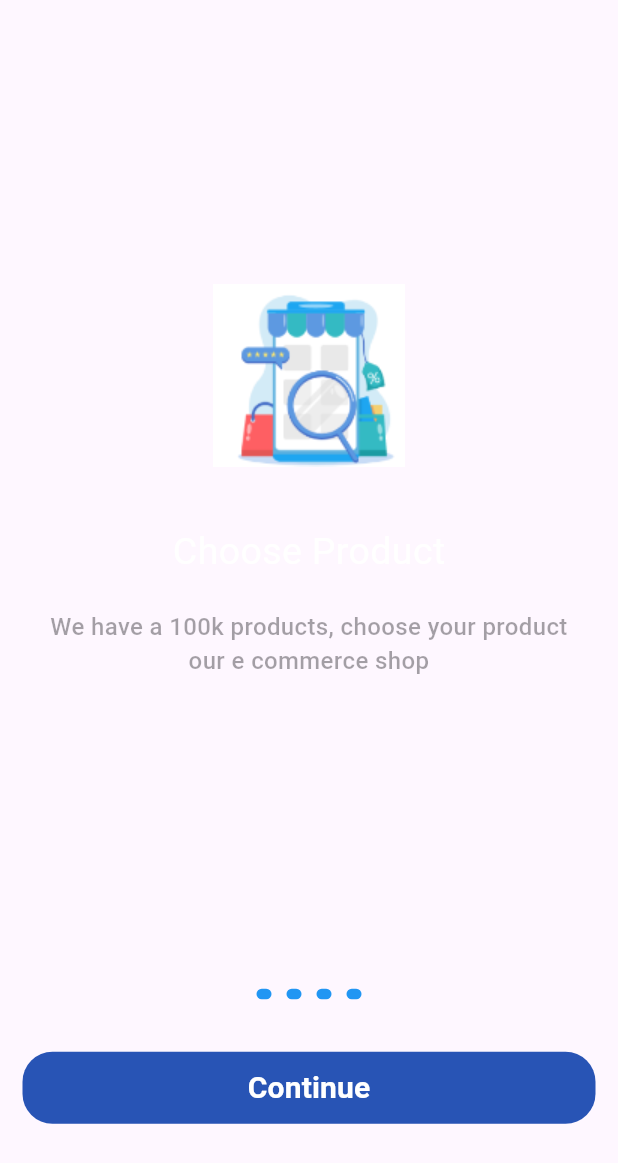
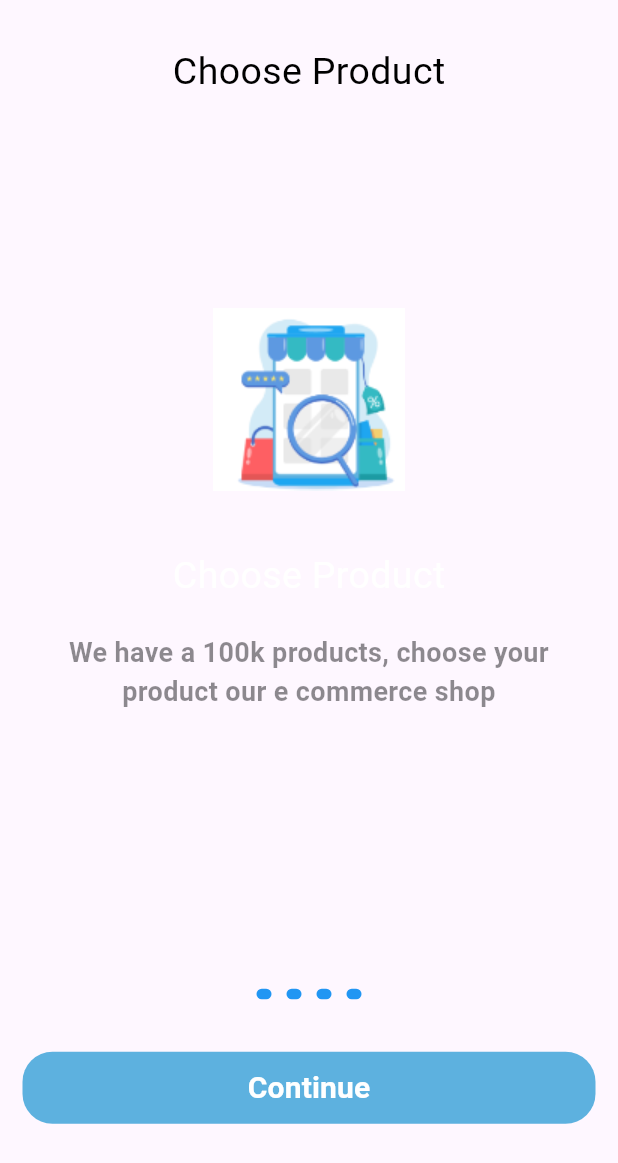
Before and after one commit to abdelrahman3003/ecommerce4, a Flutter app: the screen it shows after launch, on a phone screen of 412 x 824 dp. Shown: the top 1163 px of the screen. Run offline on Flutter 3.47's test engine with Material 3 defaults, Android fonts, the phone set to English and light mode, and no system bars; our stand-ins replace get; Roboto replaces fonts that are missing (Pacifico).

Commit message:
add title in top of onboarding view

```diff
--- a/lib/core/constant/colors.dart
+++ b/lib/core/constant/colors.dart
@@ -1,5 +1,5 @@
 import 'package:flutter/material.dart';
 
 class ColorsApp {
-  static const Color kprimaryColor1 = Color(0xff2854b5);
+  static const Color kprimaryColor1 = Color(0xff5db1df);
 }
--- a/lib/view/onboarding/onboarding.dart
+++ b/lib/view/onboarding/onboarding.dart
@@ -6,8 +6,10 @@ class Onboarding extends StatelessWidget {
 
   @override
   Widget build(BuildContext context) {
-    return const Scaffold(
-      body: OnboardingBody(),
+    return const SafeArea(
+      child: Scaffold(
+        body: OnboardingBody(),
+      ),
     );
   }
 }
--- a/lib/view/onboarding/widgets/pageview_onboard.dart
+++ b/lib/view/onboarding/widgets/pageview_onboard.dart
@@ -13,7 +13,12 @@ class PageViewOnboarding extends StatelessWidget {
       itemBuilder: (context, index) {
         return Column(
           children: [
-            const SizedBox(height: 150),
+            const SizedBox(height: 30),
+            Text(
+              onboardingmodeList[index].title,
+              style: Styles.textStyle25.copyWith(color: Colors.black),
+            ),
+            const SizedBox(height: 100),
             SizedBox(
               height: 200,
               width: width * .9,
@@ -27,11 +32,11 @@ class PageViewOnboarding extends StatelessWidget {
             Padding(
               padding: const EdgeInsets.symmetric(horizontal: 20),
               child: Opacity(
-                opacity: .4,
+                opacity: .5,
                 child: Text(
                   textAlign: TextAlign.center,
                   onboardingmodeList[index].subtitle,
-                  style: Styles.textStyle16,
+                  style: Styles.textStyle18,
                 ),
               ),
             ),
```
